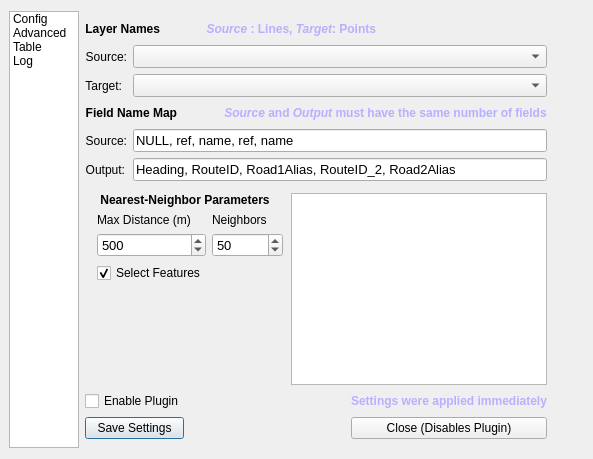
Old version of the form src/dialog_ui/dialog_base.ui in the repository tetrakai1/GetFeats.
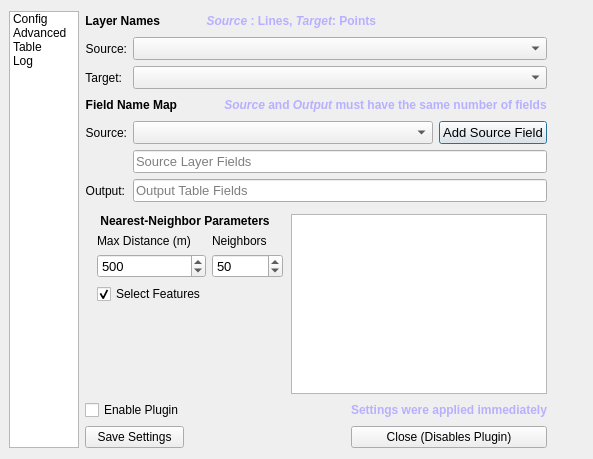
New version of the form. The open tabs and pages were chosen to show the change. Custom widgets are drawn as their Qt base class.

Commit message: Added option to choose source fields from combobox

The edit to the form file:
```diff
--- a/src/dialog_ui/dialog_base.ui
+++ b/src/dialog_ui/dialog_base.ui
@@ -77,7 +77,7 @@
       <number>0</number>
      </property>
      <property name="currentIndex">
-      <number>1</number>
+      <number>0</number>
      </property>
      <widget class="QWidget" name="page">
       <property name="sizePolicy">
@@ -282,7 +282,7 @@
                      <string/>
                     </property>
                     <property name="allowEmptyLayer">
-                     <bool>true</bool>
+                     <bool>false</bool>
                     </property>
                    </widget>
                   </item>
@@ -316,7 +316,7 @@
                      <string/>
                     </property>
                     <property name="allowEmptyLayer">
-                     <bool>true</bool>
+                     <bool>false</bool>
                     </property>
                    </widget>
                   </item>
@@ -421,6 +421,12 @@
                </item>
                <item>
                 <widget class="QFrame" name="frame_6">
+                 <property name="sizePolicy">
+                  <sizepolicy hsizetype="Preferred" vsizetype="Preferred">
+                   <horstretch>0</horstretch>
+                   <verstretch>0</verstretch>
+                  </sizepolicy>
+                 </property>
                  <property name="frameShape">
                   <enum>QFrame::NoFrame</enum>
                  </property>
@@ -443,17 +449,7 @@
                   <property name="bottomMargin">
                    <number>0</number>
                   </property>
-                  <item row="0" column="0">
-                   <widget class="QLabel" name="label_44">
-                    <property name="text">
-                     <string>Source:</string>
-                    </property>
-                    <property name="alignment">
-                     <set>Qt::AlignRight|Qt::AlignTrailing|Qt::AlignVCenter</set>
-                    </property>
-                   </widget>
-                  </item>
-                  <item row="0" column="1">
+                  <item row="2" column="1">
                    <widget class="QLineEdit" name="sourceFields">
                     <property name="font">
                      <font>
@@ -470,17 +466,17 @@
                      <string notr="true"/>
                     </property>
                     <property name="text">
-                     <string>NULL, ref, name, ref, name</string>
+                     <string/>
                     </property>
                     <property name="maxLength">
                      <number>100</number>
                     </property>
                     <property name="placeholderText">
-                     <string>Output Layer Name</string>
+                     <string>Source Layer Fields</string>
                     </property>
                    </widget>
                   </item>
-                  <item row="1" column="0">
+                  <item row="3" column="0">
                    <widget class="QLabel" name="label_45">
                     <property name="text">
                      <string>Output:</string>
@@ -490,7 +486,7 @@
                     </property>
                    </widget>
                   </item>
-                  <item row="1" column="1">
+                  <item row="3" column="1">
                    <widget class="QLineEdit" name="outputFields">
                     <property name="font">
                      <font>
@@ -504,17 +500,17 @@
                      <string notr="true"/>
                     </property>
                     <property name="text">
-                     <string>Heading, RouteID, Road1Alias, RouteID_2, Road2Alias</string>
+                     <string/>
                     </property>
                     <property name="maxLength">
                      <number>100</number>
                     </property>
                     <property name="placeholderText">
-                     <string>Output Layer Name</string>
+                     <string>Output Table Fields</string>
                     </property>
                    </widget>
                   </item>
-                  <item row="2" column="0" colspan="2">
+                  <item row="4" column="0" colspan="2">
                    <widget class="QFrame" name="frame_7">
                     <property name="frameShape">
                      <enum>QFrame::NoFrame</enum>
@@ -541,6 +537,88 @@
                     </layout>
                    </widget>
                   </item>
+                  <item row="1" column="1">
+                   <widget class="QFrame" name="frame_12">
+                    <property name="sizePolicy">
+                     <sizepolicy hsizetype="Preferred" vsizetype="Preferred">
+                      <horstretch>0</horstretch>
+                      <verstretch>0</verstretch>
+                     </sizepolicy>
+                    </property>
+                    <property name="minimumSize">
+                     <size>
+                      <width>0</width>
+                      <height>0</height>
+                     </size>
+                    </property>
+                    <property name="frameShape">
+                     <enum>QFrame::NoFrame</enum>
+                    </property>
+                    <property name="frameShadow">
+                     <enum>QFrame::Plain</enum>
+                    </property>
+                    <property name="lineWidth">
+                     <number>0</number>
+                    </property>
+                    <layout class="QHBoxLayout" name="horizontalLayout_10">
+                     <property name="leftMargin">
+                      <number>0</number>
+                     </property>
+                     <property name="topMargin">
+                      <number>0</number>
+                     </property>
+                     <property name="rightMargin">
+                      <number>0</number>
+                     </property>
+                     <property name="bottomMargin">
+                      <number>0</number>
+                     </property>
+                     <item>
+                      <widget class="QgsFieldComboBox" name="sourceFieldBox">
+                       <property name="sizePolicy">
+                        <sizepolicy hsizetype="Preferred" vsizetype="Preferred">
+                         <horstretch>0</horstretch>
+                         <verstretch>0</verstretch>
+                        </sizepolicy>
+                       </property>
+                       <property name="font">
+                        <font>
+                         <pointsize>10</pointsize>
+                        </font>
+                       </property>
+                      </widget>
+                     </item>
+                     <item>
+                      <widget class="QPushButton" name="addField">
+                       <property name="sizePolicy">
+                        <sizepolicy hsizetype="Maximum" vsizetype="Preferred">
+                         <horstretch>0</horstretch>
+                         <verstretch>0</verstretch>
+                        </sizepolicy>
+                       </property>
+                       <property name="font">
+                        <font>
+                         <pointsize>10</pointsize>
+                        </font>
+                       </property>
+                       <property name="text">
+                        <string>Add Source Field</string>
+                       </property>
+                      </widget>
+                     </item>
+                    </layout>
+                   </widget>
+                  </item>
+                  <item row="1" column="0">
+                   <widget class="QLabel" name="label_44">
+                    <property name="text">
+                     <string>Source:</string>
+                    </property>
+                    <property name="alignment">
+                     <set>Qt::AlignRight|Qt::AlignTrailing|Qt::AlignVCenter</set>
+                    </property>
+                   </widget>
+                  </item>
                  </layout>
                 </widget>
                </item>
@@ -1561,6 +1639,11 @@
   </layout>
  </widget>
  <customwidgets>
+  <customwidget>
+   <class>QgsFieldComboBox</class>
+   <extends>QComboBox</extends>
+   <header>qgsfieldcombobox.h</header>
+  </customwidget>
   <customwidget>
    <class>QgsMapLayerComboBox</class>
    <extends>QComboBox</extends>
```
The commit also changes 5 other files.
